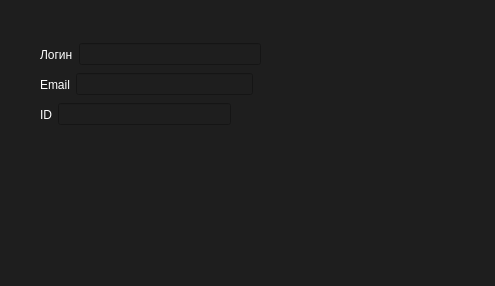
Before: the Qt Designer form info_profile.ui in sanekxxz/launcher, drawn with Qt 5.
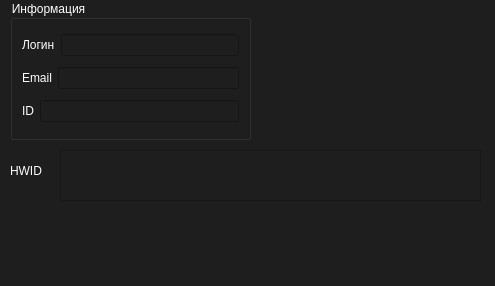
After: the same form once the commit is applied.

```diff
--- a/info_profile.ui
+++ b/info_profile.ui
@@ -19,15 +19,55 @@
 color: #fff;</string>
   </property>
   <widget class="QWidget" name="centralwidget">
-   <widget class="QWidget" name="">
+   <widget class="QLabel" name="label_4">
     <property name="geometry">
      <rect>
-      <x>40</x>
-      <y>40</y>
-      <width>221</width>
-      <height>29</height>
+      <x>10</x>
+      <y>160</y>
+      <width>43</width>
+      <height>21</height>
      </rect>
     </property>
+    <property name="text">
+     <string>HWID</string>
+    </property>
+   </widget>
+   <widget class="QTextEdit" name="profil_hwid">
+    <property name="enabled">
+     <bool>true</bool>
+    </property>
+    <property name="geometry">
+     <rect>
+      <x>60</x>
+      <y>150</y>
+      <width>421</width>
+      <height>51</height>
+     </rect>
+    </property>
+    <property name="readOnly">
+     <bool>true</bool>
+    </property>
+   </widget>
+   <widget class="QGroupBox" name="groupBox">
+    <property name="enabled">
+     <bool>false</bool>
+    </property>
+    <property name="geometry">
+     <rect>
+      <x>10</x>
+      <y>0</y>
+      <width>241</width>
+      <height>140</height>
+     </rect>
+    </property>
+    <property name="styleSheet">
+     <string notr="true"/>
+    </property>
+    <property name="title">
+     <string>Информация</string>
+    </property>
+    <layout class="QVBoxLayout" name="verticalLayout">
+     <item>
     <layout class="QHBoxLayout" name="horizontalLayout">
      <item>
       <widget class="QLabel" name="label">
@@ -44,19 +84,14 @@
        <property name="text">
         <string/>
        </property>
-      </widget>
-     </item>
-    </layout>
-   </widget>
-   <widget class="QWidget" name="">
-    <property name="geometry">
-     <rect>
-      <x>40</x>
-      <y>70</y>
-      <width>213</width>
-      <height>29</height>
-     </rect>
-    </property>
+         <property name="readOnly">
+          <bool>true</bool>
+         </property>
+        </widget>
+       </item>
+      </layout>
+     </item>
+     <item>
     <layout class="QHBoxLayout" name="horizontalLayout_2">
      <item>
       <widget class="QLabel" name="label_2">
@@ -70,19 +105,14 @@
        <property name="enabled">
         <bool>false</bool>
        </property>
-      </widget>
-     </item>
-    </layout>
-   </widget>
-   <widget class="QWidget" name="">
-    <property name="geometry">
-     <rect>
-      <x>40</x>
-      <y>100</y>
-      <width>191</width>
-      <height>29</height>
-     </rect>
-    </property>
+         <property name="readOnly">
+          <bool>true</bool>
+         </property>
+        </widget>
+       </item>
+      </layout>
+     </item>
+     <item>
     <layout class="QHBoxLayout" name="horizontalLayout_3">
      <item>
       <widget class="QLabel" name="label_3">
@@ -96,7 +126,12 @@
        <property name="enabled">
         <bool>false</bool>
        </property>
-      </widget>
+         <property name="readOnly">
+          <bool>true</bool>
+         </property>
+        </widget>
+       </item>
+      </layout>
      </item>
     </layout>
    </widget>
```
Lines whose indentation alone changed are shown as unchanged.
